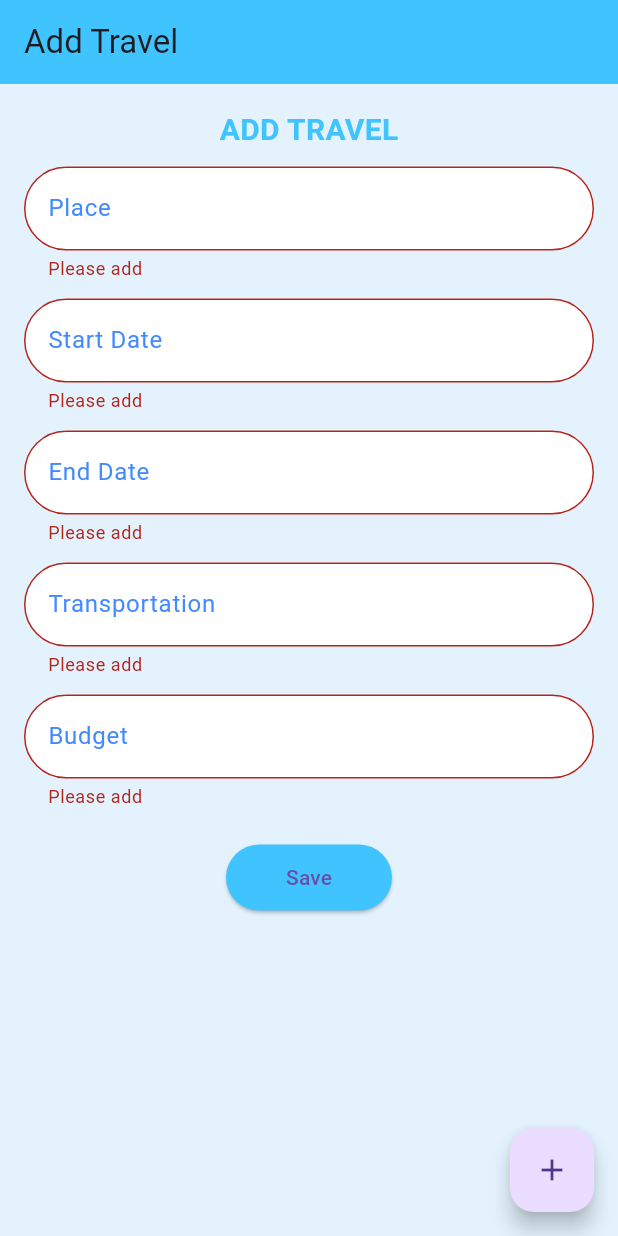
After one commit to cailavillostas/traveltracker-app, a Flutter app: the screen it shows after launch, after a tap on "Save", on a phone screen of 412 x 824 dp. The commit adds this screen. Run offline on Flutter 3.47's test engine with Material 3 defaults, Android fonts, the phone set to English and light mode, and no system bars.

Commit message:
Add travel

```diff
--- a/lib/main.dart
+++ b/lib/main.dart
@@ -1,9 +1,13 @@
 import 'package:flutter/material.dart';
+import 'package:traveltracker_app/mypages/Addtravel.dart';
+import 'package:traveltracker_app/mypages/dashboard.dart';
 import 'package:traveltracker_app/mypages/ListItems.dart';
-import 'package:traveltracker_app/mypages/dashboard.dart';
 
 void main() {
   runApp(MaterialApp(
-    home: Listitems()
+    routes: {
+      '/' : (context) => Addtravel(),
+      '/add' : (context) => Listitems()
+    },
   ));
 }
--- /dev/null
+++ b/lib/mypages/Addtravel.dart
@@ -0,0 +1,115 @@
+import 'package:flutter/material.dart';
+
+class Addtravel extends StatefulWidget {
+  const Addtravel({super.key});
+
+  @override
+  State<Addtravel> createState() => _AddtravelState();
+}
+
+class _AddtravelState extends State<Addtravel> {
+  final _formKey = GlobalKey<FormState>();
+  String _place = '';
+  String _startDte = '';
+  String _endDate = '';
+  String _vehicle = '';
+  double _budget = 0.0;
+
+
+  @override
+  Widget build(BuildContext context) {
+    return Scaffold(
+      backgroundColor: Colors.blue[50], // Light blue background
+      appBar: AppBar(
+        title: const Text('Add Travel'),
+        backgroundColor: Colors.lightBlueAccent,
+      ),
+      body: SingleChildScrollView(
+        child: Container(
+          margin: const EdgeInsets.all(16),
+          child: Form(
+            key: _formKey,
+            child: Column(
+              crossAxisAlignment: CrossAxisAlignment.start,
+              children: [
+                Center(
+                  child: Text(
+                    'ADD TRAVEL',
+                    style: TextStyle(
+                      fontSize: 20,
+                      fontWeight: FontWeight.bold,
+                      color: Colors.lightBlueAccent,
+                    ),
+                  ),
+                ),
+                const SizedBox(height: 10),
+
+                _buildInputField('Place'),
+                _buildInputField('Start Date'),
+                _buildInputField('End Date'),
+                _buildInputField('Transportation'),
+                _buildInputField('Budget', keyboardType: TextInputType.number),
+
+                const SizedBox(height: 10),
+                Center(
+                  child: ElevatedButton(
+                    onPressed: () {
+                      if(_formKey.currentState!.validate()){
+                        print('The form is Validated');
+                      }
+                      // Save or submit logic here
+                    },
+                    style: ElevatedButton.styleFrom(
+                      backgroundColor: Colors.lightBlueAccent,
+                      shape: RoundedRectangleBorder(
+                        borderRadius: BorderRadius.circular(30),
+                      ),
+                      padding: const EdgeInsets.symmetric(horizontal: 40, vertical: 12),
+                    ),
+                    child: const Text('Save'),
+                  ),
+                )
+              ],
+            ),
+          ),
+        ),
+      ),
+    floatingActionButton: FloatingActionButton(
+    onPressed: (){
+    Navigator.pushNamed(context, '/add');
+    },
+    child: Icon(Icons.add),
+    )
+    );
+  }
+
+
+  Widget _buildInputField(String label, {TextInputType keyboardType = TextInputType.text, int maxLines = 1}) {
+    return Padding(
+      padding: const EdgeInsets.only(bottom: 12),
+      child: TextFormField(
+        keyboardType: keyboardType,
+        maxLines: maxLines,
+        decoration: InputDecoration(
+          labelText: label,
+          labelStyle: TextStyle(color: Colors.blueAccent),
+          filled: true,
+          fillColor: Colors.white,
+          border: OutlineInputBorder(
+            borderRadius: BorderRadius.circular(50),
+          ),
+          focusedBorder: OutlineInputBorder(
+            borderSide: const BorderSide(color: Colors.lightBlueAccent),
+            borderRadius: BorderRadius.circular(50),
+          ),
+        ),
+        validator: (value){
+          if(value == null || value.isEmpty){
+            return 'Please add';
+          }
+          return null;
+        },
+      ),
+    );
+  }
+}
--- a/lib/mypages/dashboard.dart
+++ b/lib/mypages/dashboard.dart
@@ -149,6 +149,6 @@ class dashboard extends StatelessWidget {
           ],
         ),
       ),
-    );
+      );
   }
 }
```
